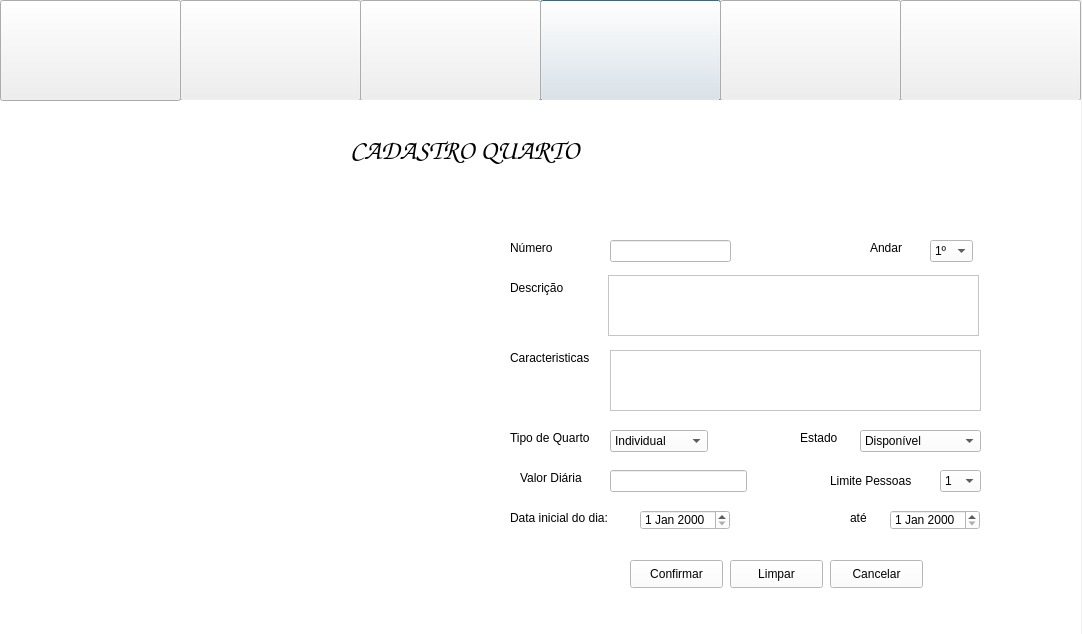
Qt form InterfaceGrafica/Hotel/menupainel.ui (Caioww/Hotel) before a commit.
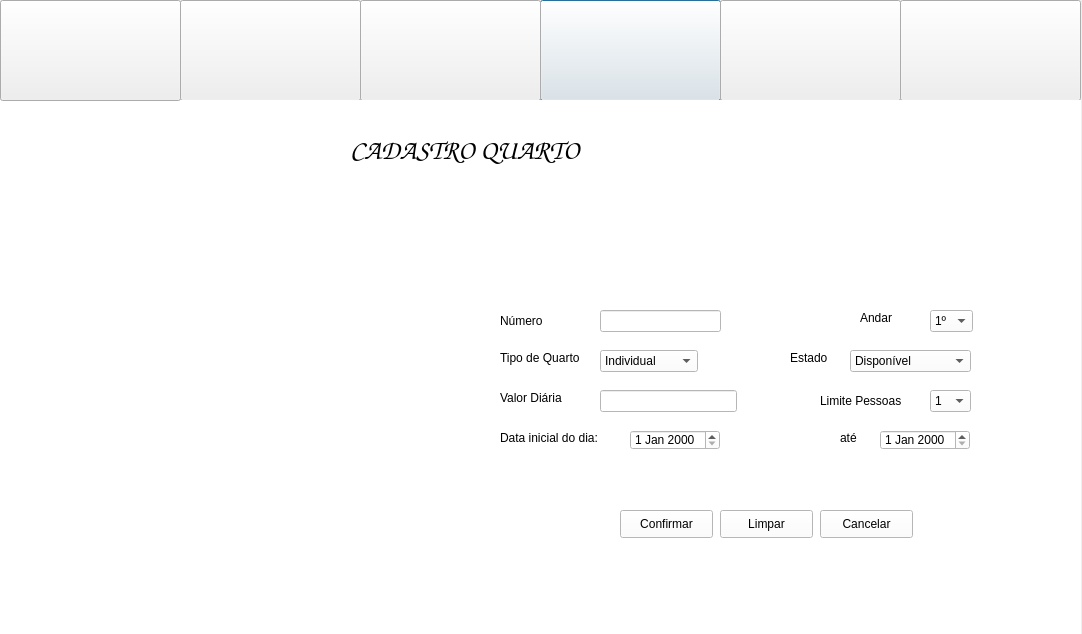
The same form after that commit. The open tabs and pages were chosen to show the change. Icons and pictures are not drawn.

```diff
--- a/InterfaceGrafica/Hotel/menupainel.ui
+++ b/InterfaceGrafica/Hotel/menupainel.ui
@@ -492,8 +492,8 @@
     <widget class="QLineEdit" name="txtNumero">
      <property name="geometry">
       <rect>
-       <x>610</x>
-       <y>140</y>
+       <x>600</x>
+       <y>210</y>
        <width>121</width>
        <height>22</height>
       </rect>
@@ -502,67 +502,21 @@
     <widget class="QLabel" name="label_13">
      <property name="geometry">
       <rect>
-       <x>510</x>
-       <y>140</y>
-       <width>45</width>
-       <height>16</height>
+       <x>500</x>
+       <y>210</y>
+       <width>61</width>
+       <height>21</height>
       </rect>
      </property>
      <property name="text">
       <string>Número</string>
      </property>
     </widget>
-    <widget class="QTextEdit" name="txtDescricao">
-     <property name="geometry">
-      <rect>
-       <x>608</x>
-       <y>175</y>
-       <width>371</width>
-       <height>61</height>
-      </rect>
-     </property>
-    </widget>
-    <widget class="QLabel" name="label_15">
-     <property name="geometry">
-      <rect>
-       <x>510</x>
-       <y>180</y>
-       <width>55</width>
-       <height>16</height>
-      </rect>
-     </property>
-     <property name="text">
-      <string>Descrição</string>
-     </property>
-    </widget>
-    <widget class="QLabel" name="label_4">
-     <property name="geometry">
-      <rect>
-       <x>510</x>
-       <y>250</y>
-       <width>84</width>
-       <height>16</height>
-      </rect>
-     </property>
-     <property name="text">
-      <string>Caracteristicas</string>
-     </property>
-    </widget>
-    <widget class="QTextEdit" name="txtCaracteristicas">
-     <property name="geometry">
-      <rect>
-       <x>610</x>
-       <y>250</y>
-       <width>371</width>
-       <height>61</height>
-      </rect>
-     </property>
-    </widget>
     <widget class="QComboBox" name="comboQuarto">
      <property name="geometry">
       <rect>
-       <x>610</x>
-       <y>330</y>
+       <x>600</x>
+       <y>250</y>
        <width>98</width>
        <height>22</height>
       </rect>
@@ -586,8 +540,8 @@
     <widget class="QLabel" name="label_6">
      <property name="geometry">
       <rect>
-       <x>510</x>
-       <y>330</y>
+       <x>500</x>
+       <y>250</y>
        <width>86</width>
        <height>16</height>
       </rect>
@@ -599,8 +553,8 @@
     <widget class="QLabel" name="label_16">
      <property name="geometry">
       <rect>
-       <x>800</x>
-       <y>330</y>
+       <x>790</x>
+       <y>250</y>
        <width>38</width>
        <height>16</height>
       </rect>
@@ -612,8 +566,8 @@
     <widget class="QComboBox" name="comboEstado">
      <property name="geometry">
       <rect>
-       <x>860</x>
-       <y>330</y>
+       <x>850</x>
+       <y>250</y>
        <width>121</width>
        <height>22</height>
       </rect>
@@ -637,8 +591,8 @@
     <widget class="QDateEdit" name="dateInicial">
      <property name="geometry">
       <rect>
-       <x>640</x>
-       <y>410</y>
+       <x>630</x>
+       <y>330</y>
        <width>90</width>
        <height>20</height>
       </rect>
@@ -647,8 +601,8 @@
     <widget class="QLabel" name="label">
      <property name="geometry">
       <rect>
-       <x>510</x>
-       <y>410</y>
+       <x>500</x>
+       <y>330</y>
        <width>106</width>
        <height>16</height>
       </rect>
@@ -660,9 +614,9 @@
     <widget class="QLabel" name="label_17">
      <property name="geometry">
       <rect>
-       <x>520</x>
-       <y>370</y>
-       <width>67</width>
+       <x>500</x>
+       <y>290</y>
+       <width>81</width>
        <height>16</height>
       </rect>
      </property>
@@ -673,8 +627,8 @@
     <widget class="QLineEdit" name="txtDiaria">
      <property name="geometry">
       <rect>
-       <x>610</x>
-       <y>370</y>
+       <x>600</x>
+       <y>290</y>
        <width>137</width>
        <height>22</height>
       </rect>
@@ -683,8 +637,8 @@
     <widget class="QLabel" name="label_18">
      <property name="geometry">
       <rect>
-       <x>830</x>
-       <y>370</y>
+       <x>820</x>
+       <y>290</y>
        <width>84</width>
        <height>21</height>
       </rect>
@@ -696,8 +650,8 @@
     <widget class="QComboBox" name="comboPessoas">
      <property name="geometry">
       <rect>
-       <x>940</x>
-       <y>370</y>
+       <x>930</x>
+       <y>290</y>
        <width>41</width>
        <height>22</height>
       </rect>
@@ -731,8 +685,8 @@
     <widget class="QLabel" name="label_2">
      <property name="geometry">
       <rect>
-       <x>850</x>
-       <y>410</y>
+       <x>840</x>
+       <y>330</y>
        <width>31</width>
        <height>16</height>
       </rect>
@@ -744,8 +698,8 @@
     <widget class="QDateEdit" name="dateFim">
      <property name="geometry">
       <rect>
-       <x>890</x>
-       <y>410</y>
+       <x>880</x>
+       <y>330</y>
        <width>90</width>
        <height>20</height>
       </rect>
@@ -754,8 +708,8 @@
     <widget class="QLabel" name="label_14">
      <property name="geometry">
       <rect>
-       <x>870</x>
-       <y>140</y>
+       <x>860</x>
+       <y>210</y>
        <width>34</width>
        <height>16</height>
       </rect>
@@ -768,7 +722,7 @@
      <property name="geometry">
       <rect>
        <x>930</x>
-       <y>140</y>
+       <y>210</y>
        <width>43</width>
        <height>22</height>
       </rect>
@@ -802,8 +756,8 @@
     <widget class="QPushButton" name="btnConfirmar_2">
      <property name="geometry">
       <rect>
-       <x>630</x>
-       <y>460</y>
+       <x>620</x>
+       <y>410</y>
        <width>93</width>
        <height>28</height>
       </rect>
@@ -815,8 +769,8 @@
     <widget class="QPushButton" name="btnLimpar_2">
      <property name="geometry">
       <rect>
-       <x>730</x>
-       <y>460</y>
+       <x>720</x>
+       <y>410</y>
        <width>93</width>
        <height>28</height>
       </rect>
@@ -828,8 +782,8 @@
     <widget class="QPushButton" name="btnCancelar_2">
      <property name="geometry">
       <rect>
-       <x>830</x>
-       <y>460</y>
+       <x>820</x>
+       <y>410</y>
        <width>93</width>
        <height>28</height>
       </rect>
```
Left out of the diff: 98 changed lines with no effect on the pictures.
